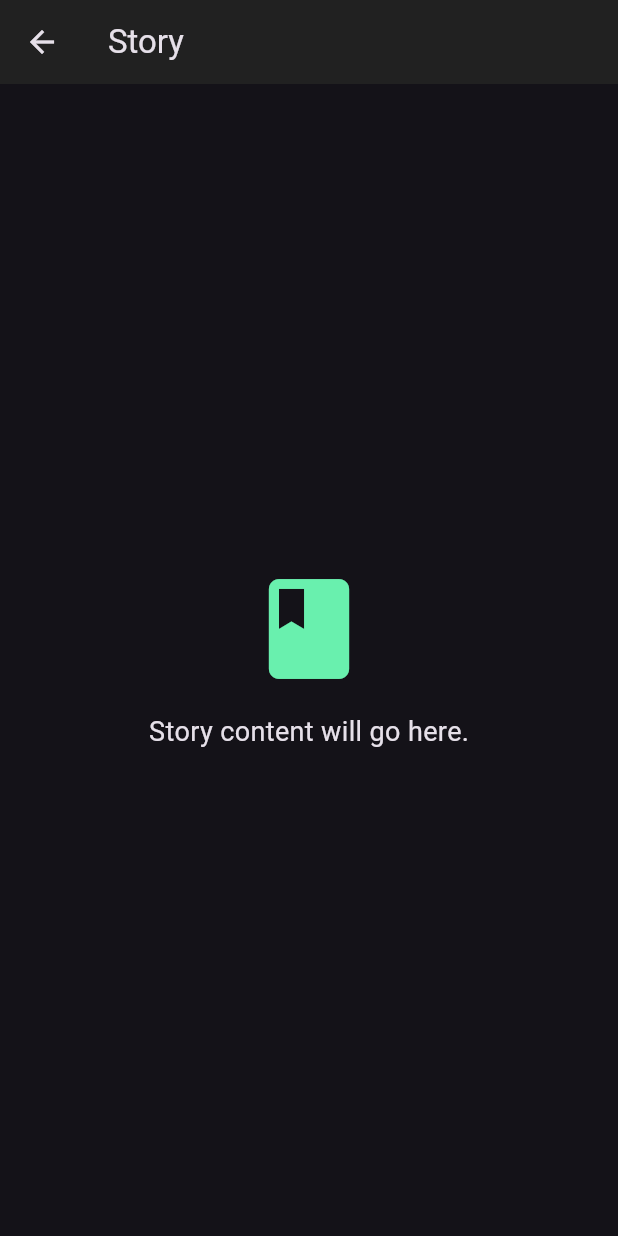
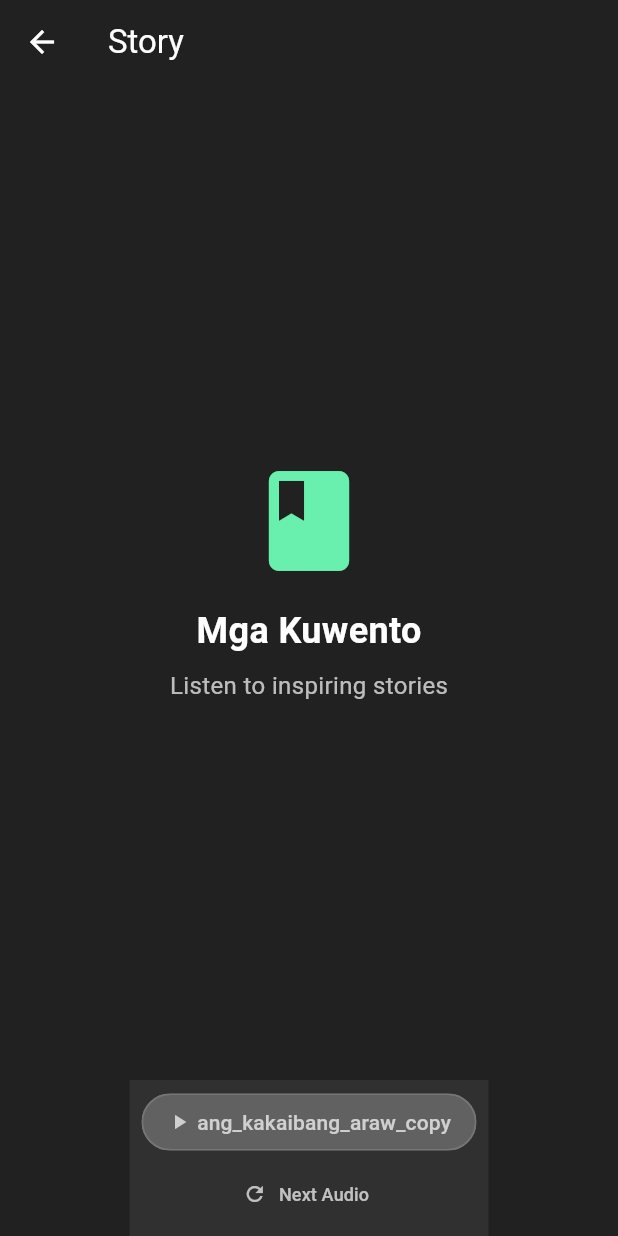
Before and after one commit to billee/podcasts, a Flutter app: the StoryScreen screen opened directly, on a phone screen of 412 x 824 dp. Run offline on Flutter 3.47's test engine with Material 3 defaults, Android fonts, the phone set to English and light mode, and no system bars; our stand-ins replace audioplayers, cloud_firestore, firebase_auth, firebase_core, flutter_dotenv, shared_preferences; accounts and stored records are empty.

Commit message:
create the story audio

```diff
--- a/lib/data/app_assets.dart
+++ b/lib/data/app_assets.dart
@@ -2,7 +2,6 @@
 
 class AppAssets {
   static const List<String> podcastAssets = [
-    // Renamed to podcastAssets
     'assets/podcast_sources/ang_kulturang_filipino_sa_saudi_arabia.wav',
     'assets/podcast_sources/buhay_hamon_at_pag_angkop.wav',
     'assets/podcast_sources/higit_pa_sa_padala.wav',
@@ -16,4 +15,9 @@ class AppAssets {
     'assets/podcast_sources/regalo_at_tradisyon_sa_pilipinas.wav',
     'assets/podcast_sources/oportunidad_para_sa_mga_OFW.wav',
   ];
+
+  static const List<String> storyAssets = [
+    'assets/story_sources/ang_kakaibang_araw.wav',
+    'assets/story_sources/ang_kakaibang_araw_copy.wav',
+  ];
 }
--- a/lib/screens/story_screen.dart
+++ b/lib/screens/story_screen.dart
@@ -1,29 +1,87 @@
 // lib/screens/story_screen.dart
 
 import 'package:flutter/material.dart';
+import 'package:kapwa_companion_basic/services/audio_service.dart';
+import 'package:kapwa_companion_basic/widgets/audio_player_widget.dart';
+import 'package:kapwa_companion_basic/data/app_assets.dart';
 
-class StoryScreen extends StatelessWidget {
+class StoryScreen extends StatefulWidget {
   const StoryScreen({super.key});
+
+  @override
+  State<StoryScreen> createState() => _StoryScreenState();
+}
+
+class _StoryScreenState extends State<StoryScreen> {
+  final AudioService _audioService = AudioService();
+
+  @override
+  void initState() {
+    super.initState();
+    // Set the story audio files when the screen initializes
+    _audioService.setCurrentAudioFiles(AppAssets.storyAssets);
+  }
+
+  @override
+  void dispose() {
+    // Reset to podcast assets when leaving the story screen
+    _audioService.setCurrentAudioFiles(AppAssets.podcastAssets);
+    super.dispose();
+  }
 
   @override
   Widget build(BuildContext context) {
     return Scaffold(
+      backgroundColor: Colors.grey[900],
       appBar: AppBar(
-        title: const Text('Story'),
+        title: const Text(
+          'Story',
+          style: TextStyle(color: Colors.white),
+        ),
         backgroundColor: Colors.grey[900],
+        iconTheme: const IconThemeData(color: Colors.white),
+        elevation: 0,
       ),
-      body: const Center(
-        child: Column(
-          mainAxisAlignment: MainAxisAlignment.center,
-          children: [
-            Icon(Icons.book, size: 80, color: Colors.greenAccent),
-            SizedBox(height: 16),
-            Text(
-              'Story content will go here.',
-              style: TextStyle(fontSize: 18),
+      body: Column(
+        children: [
+          // Main content area
+          Expanded(
+            child: Center(
+              child: Column(
+                mainAxisAlignment: MainAxisAlignment.center,
+                children: [
+                  Icon(
+                    Icons.book,
+                    size: 80,
+                    color: Colors.greenAccent,
+                  ),
+                  const SizedBox(height: 16),
+                  const Text(
+                    'Mga Kuwento',
+                    style: TextStyle(
+                      fontSize: 24,
+                      fontWeight: FontWeight.bold,
+                      color: Colors.white,
+                    ),
+                  ),
+                  const SizedBox(height: 8),
+                  const Text(
+                    'Listen to inspiring stories',
+                    style: TextStyle(
+                      fontSize: 16,
+                      color: Colors.white70,
+                    ),
+                  ),
+                ],
+              ),
             ),
-          ],
-        ),
+          ),
+          // Audio player widget at the bottom
+          Container(
+            color: Colors.grey[850],
+            child: const AudioPlayerWidget(),
+          ),
+        ],
       ),
     );
   }
--- a/lib/services/audio_service.dart
+++ b/lib/services/audio_service.dart
@@ -33,9 +33,6 @@ class AudioService {
   Duration get totalDuration => _totalDuration;
   String? get currentAudioPath => _currentAudioPath;
   AudioPlayer get audioPlayer => _audioPlayer;
-
-  // No longer needed if all assets are from _podcastAssets
-  // static const String _audioSourcesPath = './podcast_sources';
 
   // Use the list from AppAssets, now named podcastAssets
   static const List<String> _podcastAssets =
@@ -85,6 +82,14 @@ class AudioService {
     }
   }
 
+  // NEW METHOD: Set current audio files to a specific list
+  void setCurrentAudioFiles(List<String> audioFiles) {
+    _logger.info('Setting current audio files to: $audioFiles');
+    _allAudioFiles = List.from(audioFiles);
+    _audioLoading = false;
+    _refreshAudioFiles();
+  }
+
   void _refreshAudioFiles() {
     if (_allAudioFiles.isNotEmpty) {
       _allAudioFiles.shuffle();
@@ -102,7 +107,7 @@ class AudioService {
 
   Future<void> playAudio(String filePath) async {
     try {
-      _logger.info('Playing podcast: $filePath');
+      _logger.info('Playing audio: $filePath');
       _currentAudioPath = filePath;
 
       // Stop current audio if playing
@@ -119,7 +124,7 @@ class AudioService {
       // you would need separate logic here, perhaps based on the `filePath` format.
       // But for bundled assets, AssetSource is the way.
     } catch (e) {
-      _logger.severe('Error playing podcast: $e'); // Updated log
+      _logger.severe('Error playing audio: $e'); // Updated log
     }
   }
 
@@ -127,7 +132,7 @@ class AudioService {
     try {
       await _audioPlayer.pause();
     } catch (e) {
-      _logger.severe('Error pausing podcast: $e'); // Updated log
+      _logger.severe('Error pausing audio: $e'); // Updated log
     }
   }
 
@@ -135,7 +140,7 @@ class AudioService {
     try {
       await _audioPlayer.resume();
     } catch (e) {
-      _logger.severe('Error resuming podcast: $e'); // Updated log
+      _logger.severe('Error resuming audio: $e'); // Updated log
     }
   }
 
@@ -145,7 +150,7 @@ class AudioService {
       _currentPosition = Duration.zero;
       _currentAudioPath = null;
     } catch (e) {
-      _logger.severe('Error stopping podcast: $e'); // Updated log
+      _logger.severe('Error stopping audio: $e'); // Updated log
     }
   }
 
@@ -153,7 +158,7 @@ class AudioService {
     try {
       await _audioPlayer.seek(position);
     } catch (e) {
-      _logger.severe('Error seeking podcast: $e'); // Updated log
+      _logger.severe('Error seeking audio: $e'); // Updated log
     }
   }
 
--- a/pubspec.yaml
+++ b/pubspec.yaml
@@ -39,3 +39,4 @@ flutter:
     - .env
     - assets/images/typing_dots.gif
     - assets/podcast_sources/
+    - assets/story_sources/
```
